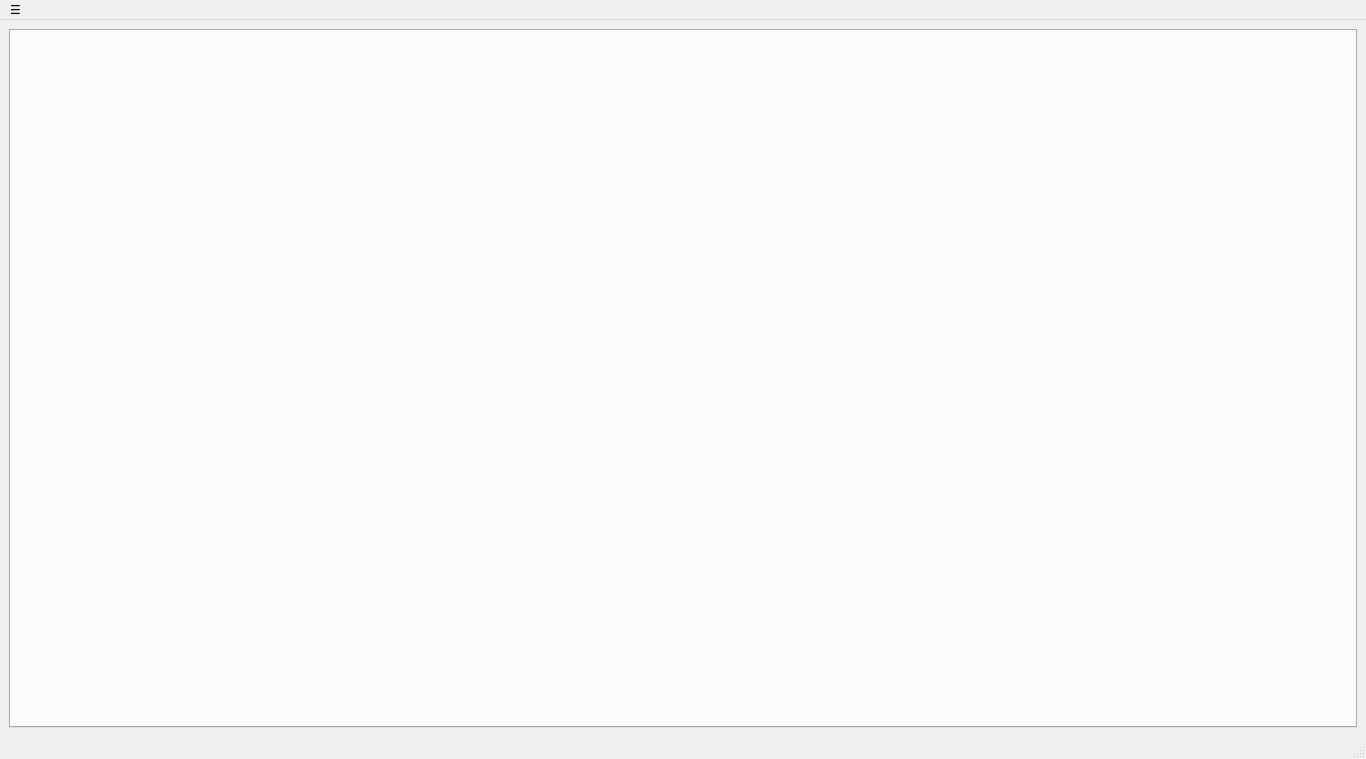
The window that ui/tender_application/tender_application.ui (AliTavakoliNiya/GriinPower) describes before a commit, drawn with Qt 5.
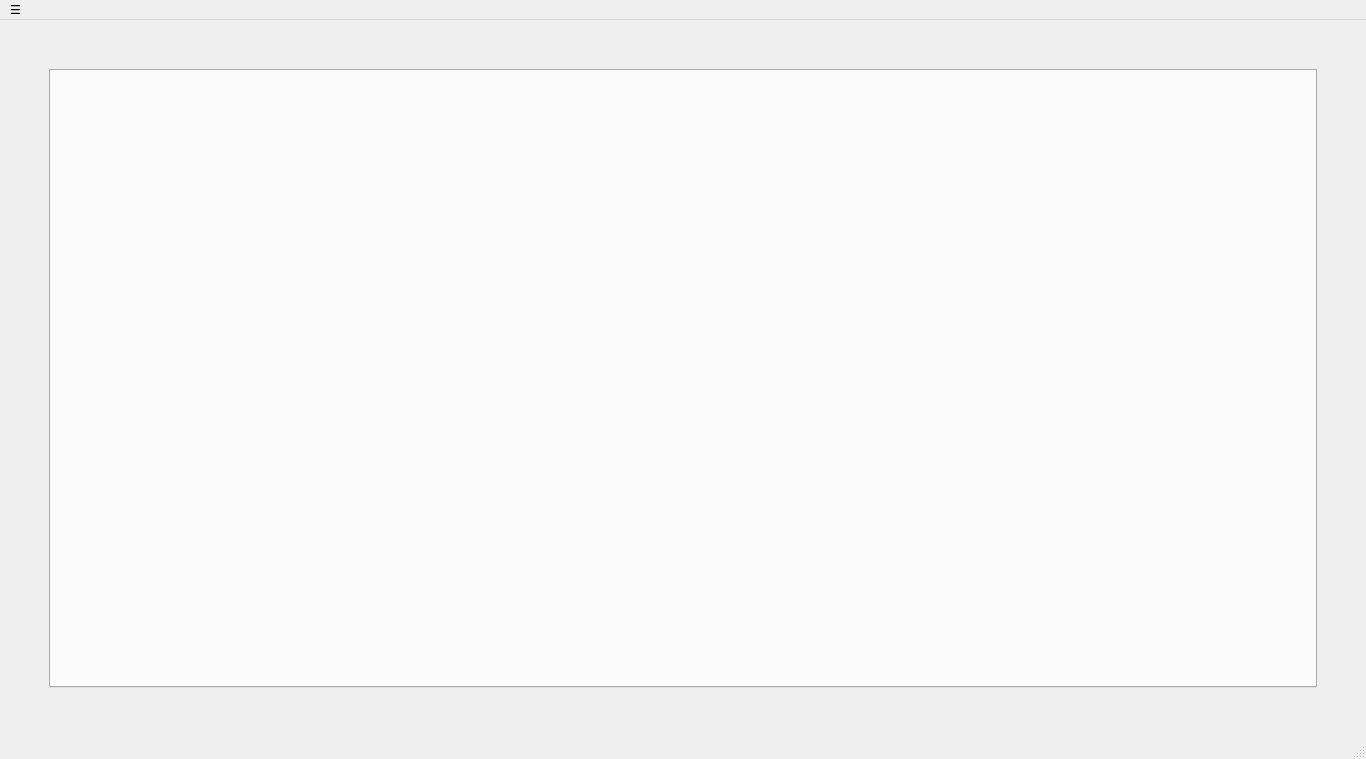
The same window after the commit.

What changed in the file:
```diff
--- a/ui/tender_application/tender_application.ui
+++ b/ui/tender_application/tender_application.ui
@@ -19,11 +19,56 @@
   <widget class="QWidget" name="centralwidget">
    <layout class="QGridLayout" name="gridLayout">
     <item row="3" column="0">
-     <layout class="QVBoxLayout" name="verticalLayout_2">
-      <item>
-       <layout class="QHBoxLayout" name="horizontalLayout"/>
+     <layout class="QGridLayout" name="gridLayout_2">
+      <item row="2" column="1">
+       <spacer name="verticalSpacer_2">
+        <property name="orientation">
+         <enum>Qt::Vertical</enum>
+        </property>
+        <property name="sizeType">
+         <enum>QSizePolicy::Minimum</enum>
+        </property>
+        <property name="sizeHint" stdset="0">
+         <size>
+          <width>20</width>
+          <height>40</height>
+         </size>
+        </property>
+       </spacer>
       </item>
-      <item>
+      <item row="1" column="0">
+       <spacer name="horizontalSpacer">
+        <property name="orientation">
+         <enum>Qt::Horizontal</enum>
+        </property>
+        <property name="sizeType">
+         <enum>QSizePolicy::Minimum</enum>
+        </property>
+        <property name="sizeHint" stdset="0">
+         <size>
+          <width>40</width>
+          <height>20</height>
+         </size>
+        </property>
+       </spacer>
+      </item>
+      <item row="0" column="1">
+       <spacer name="verticalSpacer">
+        <property name="orientation">
+         <enum>Qt::Vertical</enum>
+        </property>
+        <property name="sizeType">
+         <enum>QSizePolicy::Minimum</enum>
+        </property>
+        <property name="sizeHint" stdset="0">
+         <size>
+          <width>20</width>
+          <height>40</height>
+         </size>
+        </property>
+       </spacer>
+      </item>
+      <item row="1" column="1">
        <widget class="QTabWidget" name="tabWidget">
         <property name="styleSheet">
          <string notr="true"/>
@@ -54,6 +99,22 @@
         </property>
        </widget>
       </item>
+      <item row="1" column="2">
+       <spacer name="horizontalSpacer_3">
+        <property name="orientation">
+         <enum>Qt::Horizontal</enum>
+        </property>
+        <property name="sizeType">
+         <enum>QSizePolicy::Minimum</enum>
+        </property>
+        <property name="sizeHint" stdset="0">
+         <size>
+          <width>40</width>
+          <height>20</height>
+         </size>
+        </property>
+       </spacer>
+      </item>
      </layout>
     </item>
    </layout>
```
